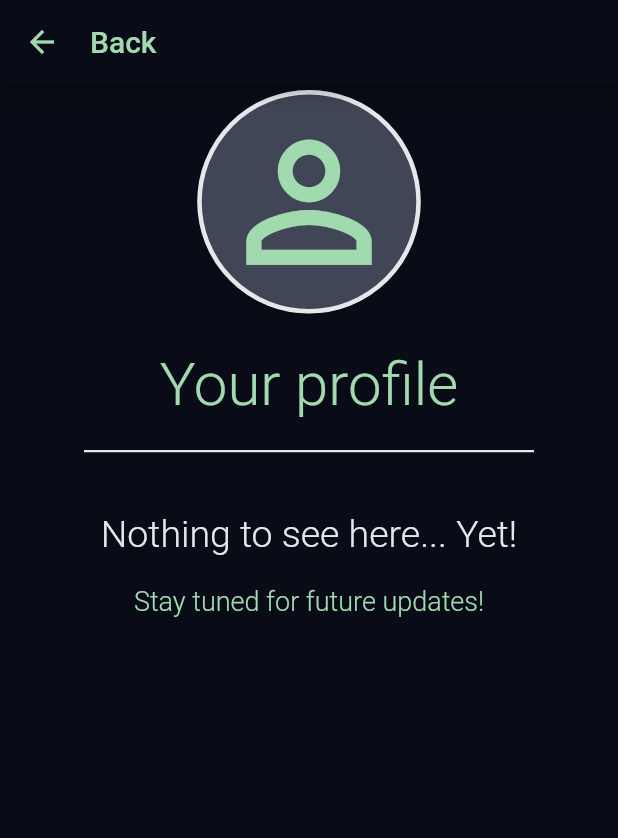
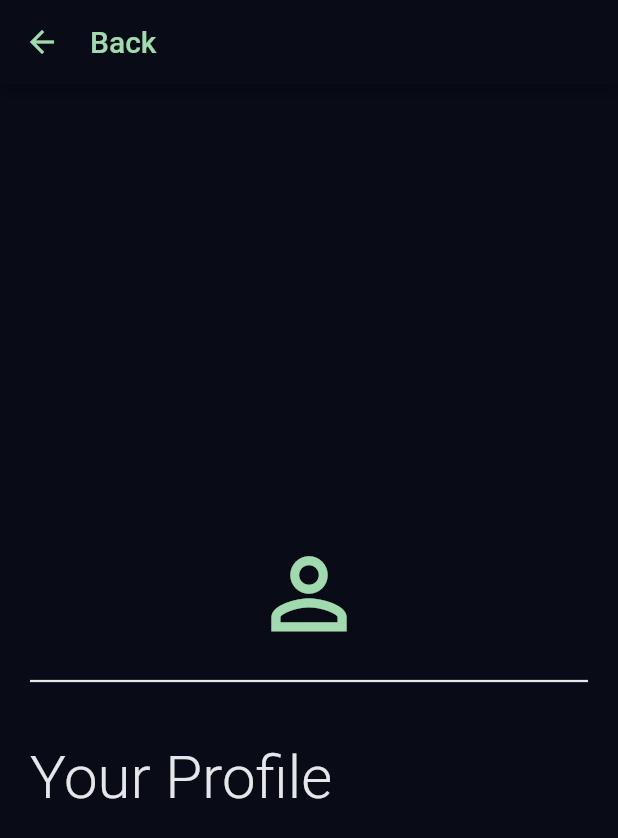
Before and after one commit to TNelen/BlackBox, a Flutter app: the screen it shows after launch, after a tap on "Profile", on a phone screen of 412 x 824 dp. Shown: the top 838 px of the screen. Run offline on Flutter 3.47's test engine with Material 2 defaults, Android fonts, the phone set to English and light mode, and no system bars; our stand-ins replace cloud_firestore, dots_indicator, firebase_auth, google_sign_in, share; missing offline and left inert: back_button_interceptor; accounts and stored records are empty.

Commit message:
changed padding in homescreen
Added HERO transistions to card and icons.

```diff
--- a/blackbox/lib/Screens/HomeScreen.dart
+++ b/blackbox/lib/Screens/HomeScreen.dart
@@ -52,8 +52,6 @@ class _HomeScreenState extends State<HomeScreen> {
         print(e.toString());
       }
     }
-
-
   }
 
   @Deprecated('For async testing only. Must be deleted before release!')
@@ -161,7 +159,8 @@ class _HomeScreenState extends State<HomeScreen> {
     viewportFraction: 0.55,
   );
 
-  Widget profileCard(BuildContext context) { return Container(
+  Widget profileCard(BuildContext context) {
+    return Container(
         padding: EdgeInsets.symmetric(horizontal: 6),
         child: Card(
             color: Constants.iDarkGrey,
@@ -177,17 +176,18 @@ class _HomeScreenState extends State<HomeScreen> {
                         builder: (BuildContext context) =>
                             ProfileScreen(database),
                       ));
-
                 },
                 child: Container(
                     padding: EdgeInsets.fromLTRB(25, 25, 25, 25),
                     child: Column(
                       children: <Widget>[
-                      Icon(
+                        Hero(
+                            tag: 'topicon1',
+                            child: Icon(
                               Icons.perm_identity,
                               color: Constants.iAccent,
                               size: 30,
-                      ),
+                            )),
                         SizedBox(
                           height: 10,
                         ),
@@ -197,9 +197,11 @@ class _HomeScreenState extends State<HomeScreen> {
                               fontSize: 15, color: Constants.iWhite),
                         )
                       ],
-                  )))));}
+                    )))));
+  }
 
-  Widget settingsCard(BuildContext context){ return Container(
+  Widget settingsCard(BuildContext context) {
+    return Container(
         padding: EdgeInsets.symmetric(horizontal: 6),
         child: Card(
             color: Constants.iDarkGrey,
@@ -215,17 +217,18 @@ class _HomeScreenState extends State<HomeScreen> {
                         builder: (BuildContext context) =>
                             SettingsScreen(database),
                       ));
-
                 },
                 child: Container(
                     padding: EdgeInsets.fromLTRB(25, 25, 25, 25),
                     child: Column(
                       children: <Widget>[
-                      Icon(
+                        Hero(
+                            tag: 'topicon2',
+                            child: Icon(
                               Icons.settings,
                               color: Constants.iAccent,
                               size: 30,
-                      ),
+                            )),
                         SizedBox(
                           height: 10,
                         ),
@@ -235,9 +238,11 @@ class _HomeScreenState extends State<HomeScreen> {
                               fontSize: 15, color: Constants.iWhite),
                         )
                       ],
-                  )))));}
+                    )))));
+  }
 
-  Widget reportIssueCard(BuildContext context){ return Container(
+  Widget reportIssueCard(BuildContext context) {
+    return Container(
         padding: EdgeInsets.symmetric(horizontal: 6),
         child: Card(
             color: Constants.iDarkGrey,
@@ -253,17 +258,18 @@ class _HomeScreenState extends State<HomeScreen> {
                         builder: (BuildContext context) =>
                             ReportScreen(database),
                       ));
-
                 },
                 child: Container(
                     padding: EdgeInsets.fromLTRB(25, 25, 25, 25),
                     child: Column(
                       children: <Widget>[
-                          Icon(
+                        Hero(
+                            tag: 'topicon3',
+                            child: Icon(
                               Icons.report_problem,
                               color: Constants.iAccent,
                               size: 30,
-                          ),
+                            )),
                         SizedBox(
                           height: 10,
                         ),
@@ -273,10 +279,13 @@ class _HomeScreenState extends State<HomeScreen> {
                               fontSize: 15, color: Constants.iWhite),
                         )
                       ],
-                      ))))); }
+                    )))));
+  }
 
   Widget submitQuestionCard(BuildContext context) {
-  return Container(
+    return Hero(
+        tag: 'topicon4',
+        child: Container(
             padding: EdgeInsets.symmetric(horizontal: 6),
             child: Card(
                 color: Constants.iDarkGrey,
@@ -292,7 +301,6 @@ class _HomeScreenState extends State<HomeScreen> {
                             builder: (BuildContext context) =>
                                 SubmitQuestionScreen(database),
                           ));
-
                     },
                     child: Container(
                         padding: EdgeInsets.fromLTRB(25, 25, 25, 25),
@@ -312,7 +320,8 @@ class _HomeScreenState extends State<HomeScreen> {
                                   fontSize: 15, color: Constants.iWhite),
                             )
                           ],
-                  )))));}
+                        ))))));
+  }
 
   void pageChanged(int index) {
     setState(() {
@@ -337,28 +346,30 @@ class _HomeScreenState extends State<HomeScreen> {
           child: Column(
             mainAxisAlignment: MainAxisAlignment.spaceBetween,
             children: <Widget>[
+              Column(children: <Widget>[
                 Container(
                     padding:
                         EdgeInsets.only(top: height / 10, left: 10, right: 10),
-                  alignment: Alignment.topCenter,
-                  child: Column(children: <Widget>[
-                    Text(
+                    child: Text(
                       'Hi ' + Constants.getUsername() + '!',
                       style: TextStyle(
                           color: Constants.iWhite,
                           fontSize: 50,
                           fontWeight: FontWeight.w300),
-                    ),
+                    )),
                 SizedBox(
                   height: 25,
                 ),
-                    Text(
+                Container(
+                    padding:
+                        EdgeInsets.only(left: 10, right: 10),
+                    child: Text(
                       ' BlackBox - The - Game ',
                       style: TextStyle(
                           color: Constants.iAccent,
                           fontSize: 25,
                           fontWeight: FontWeight.w300),
-                    ),
+                    )),
                 SizedBox(
                   height: 25,
                 ),
@@ -386,8 +397,10 @@ class _HomeScreenState extends State<HomeScreen> {
                     activeColor: Constants.iAccent,
                   ),
                 )
-                  ])),
-              Column(
+              ]),
+      Container(
+        padding:
+        EdgeInsets.only(left: 10, right: 10),child: Column(
                 children: <Widget>[
                   Container(
                     padding: EdgeInsets.only(left: 10, bottom: 10),
@@ -411,7 +424,7 @@ class _HomeScreenState extends State<HomeScreen> {
                     height: 35,
                   )
                 ],
-              ),
+              )),
             ],
           ),
         ),
--- a/blackbox/lib/Screens/ProfileScreen.dart
+++ b/blackbox/lib/Screens/ProfileScreen.dart
@@ -60,54 +60,34 @@ class _ProfileScreenState extends State<ProfileScreen> {
             body: Center(
               child: Container(
                 color: Constants.iBlack,
-                child: Column(
-                    mainAxisAlignment: MainAxisAlignment.start,
-                    children: <Widget>[
-                      Card(
-                          color: Constants.iDarkGrey,
-                          shape: RoundedRectangleBorder(
-                            side: new BorderSide(
-                                color: Constants.iWhite, width: 3),
-                            borderRadius: BorderRadius.circular(88.0),
-                          ),
-                          child: Padding(
-                            padding: EdgeInsets.all(12),
+                child: ListView(
+
+                  shrinkWrap: true,
+                  padding: const EdgeInsets.all(20.0),
+                  children: [
+                    SizedBox(height: 20.0),
+                    Hero(
+                        tag: 'topicon1',
                         child: Icon(
                           Icons.perm_identity,
-                            size: 125,
+                          size: 75,
                           color: Constants.iAccent,
-                          ))),
+                        )),
                     SizedBox(height: 20.0),
-                      Text(
-                        'Your profile',
-                        style: new TextStyle(
-                            color: Constants.iAccent,
-                            fontSize: 40.0,
-                            fontWeight: FontWeight.w300),
-                      ),
-                      SizedBox(height: 20.0),
-                      new Container(
+                    Container(
                       height: 1.5,
-                        width: 300,
                       color: Constants.iWhite,
                     ),
                     SizedBox(height: 40.0),
                     Text(
-                        'Nothing to see here... Yet!',
+                      'Your Profile',
                       style: new TextStyle(
                           color: Constants.iWhite,
-                            fontSize: 25.0,
+                          fontSize: 40.0,
                           fontWeight: FontWeight.w300),
                     ),
-                      SizedBox(height: 20.0),
-                      Text(
-                        'Stay tuned for future updates!',
-                        style: new TextStyle(
-                            color: Constants.iAccent,
-                            fontSize: 18.0,
-                            fontWeight: FontWeight.w300),
+                  ],
                 ),
-                    ]),
               ),
             )));
   }
--- a/blackbox/lib/Screens/ReportScreen.dart
+++ b/blackbox/lib/Screens/ReportScreen.dart
@@ -180,11 +180,13 @@ class _ReportScreenState extends State<ReportScreen> {
                     padding: const EdgeInsets.all(20.0),
                     children: [
                       SizedBox(height: 20.0),
-                      Icon(
+                      Hero(
+                          tag: 'topicon3',
+                          child: Icon(
                                 Icons.report_problem,
                                 size: 75,
                                 color: Constants.iAccent,
-                              ),
+                              )),
                       SizedBox(height: 20.0),
 
                       Container(height: 1.5, color: Constants.iWhite,),
```
Also changed, not shown: blackbox/lib/Screens/SettingsScreen.dart (+30 -25 lines). Lines whose indentation alone changed are shown as unchanged.
